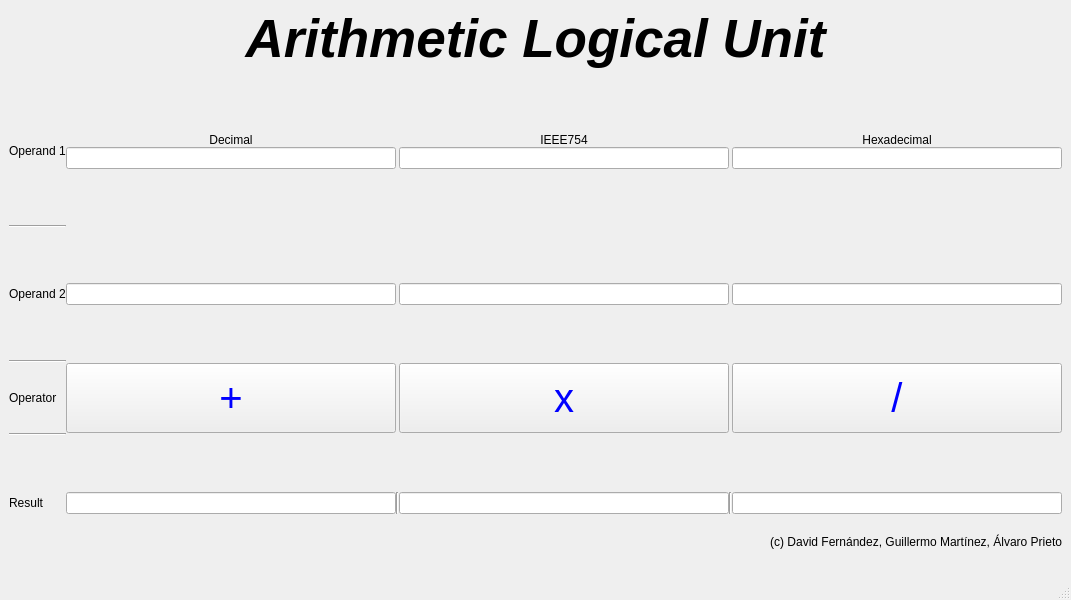
Apriea04/ARCO-ALU, file ALU/mainwindow.ui: the form before one commit.
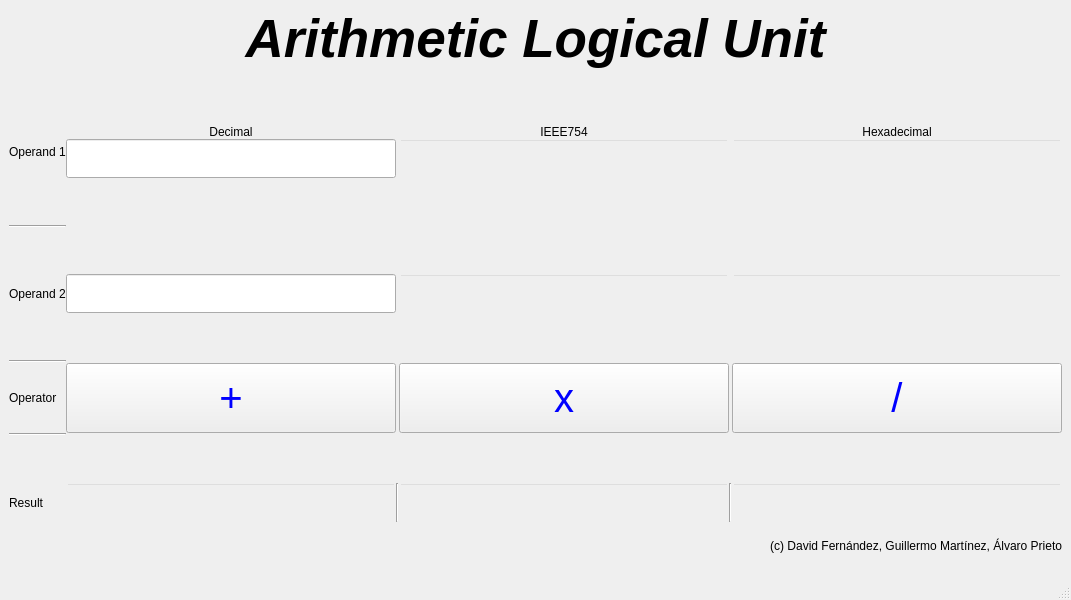
The form after the commit.

Commit message: Modify style in MainWindow

The edit to the form file:
```diff
--- a/ALU/mainwindow.ui
+++ b/ALU/mainwindow.ui
@@ -38,7 +38,19 @@
     <item row="1" column="0">
      <layout class="QGridLayout" name="gridLayout">
       <item row="3" column="1">
-       <widget class="QLineEdit" name="OP1Decimal"/>
+       <widget class="QLineEdit" name="OP1Decimal">
+        <property name="minimumSize">
+         <size>
+          <width>0</width>
+          <height>39</height>
+         </size>
+        </property>
+        <property name="font">
+         <font>
+          <pointsize>12</pointsize>
+         </font>
+        </property>
+       </widget>
       </item>
       <item row="10" column="1" rowspan="3">
        <widget class="QPushButton" name="AddButton">
@@ -79,6 +91,21 @@
       </item>
       <item row="15" column="1">
        <widget class="QLineEdit" name="ResultDecimal">
+        <property name="minimumSize">
+         <size>
+          <width>0</width>
+          <height>39</height>
+         </size>
+        </property>
+        <property name="font">
+         <font>
+          <pointsize>12</pointsize>
+          <bold>true</bold>
+         </font>
+        </property>
+        <property name="styleSheet">
+         <string notr="true">background: rgba(0,0,0,0);</string>
+        </property>
         <property name="readOnly">
          <bool>true</bool>
         </property>
@@ -86,6 +113,20 @@
       </item>
       <item row="7" column="5">
        <widget class="QLineEdit" name="OP2Hex">
+        <property name="minimumSize">
+         <size>
+          <width>0</width>
+          <height>39</height>
+         </size>
+        </property>
+        <property name="font">
+         <font>
+          <pointsize>12</pointsize>
+         </font>
+        </property>
+        <property name="styleSheet">
+         <string notr="true">background: rgba(0,0,0,0);</string>
+        </property>
         <property name="readOnly">
          <bool>true</bool>
         </property>
@@ -132,13 +173,6 @@
         </property>
        </widget>
       </item>
-      <item row="3" column="3">
-       <widget class="QLineEdit" name="OP1IEEE">
-        <property name="readOnly">
-         <bool>true</bool>
-        </property>
-       </widget>
-      </item>
       <item row="16" column="1">
        <spacer name="verticalSpacer_6">
         <property name="orientation">
@@ -154,6 +188,21 @@
       </item>
       <item row="15" column="5">
        <widget class="QLineEdit" name="ResultHex">
+        <property name="minimumSize">
+         <size>
+          <width>0</width>
+          <height>39</height>
+         </size>
+        </property>
+        <property name="font">
+         <font>
+          <pointsize>12</pointsize>
+          <bold>true</bold>
+         </font>
+        </property>
+        <property name="styleSheet">
+         <string notr="true">background: rgba(0,0,0,0);</string>
+        </property>
         <property name="readOnly">
          <bool>true</bool>
         </property>
@@ -168,6 +217,21 @@
       </item>
       <item row="15" column="3">
        <widget class="QLineEdit" name="ResultIEEE">
+        <property name="minimumSize">
+         <size>
+          <width>0</width>
+          <height>39</height>
+         </size>
+        </property>
+        <property name="font">
+         <font>
+          <pointsize>9</pointsize>
+          <bold>true</bold>
+         </font>
+        </property>
+        <property name="styleSheet">
+         <string notr="true">background: rgba(0,0,0,0);</string>
+        </property>
         <property name="readOnly">
          <bool>true</bool>
         </property>
@@ -230,6 +294,20 @@
       </item>
       <item row="3" column="5">
        <widget class="QLineEdit" name="OP1Hex">
+        <property name="minimumSize">
+         <size>
+          <width>0</width>
+          <height>39</height>
+         </size>
+        </property>
+        <property name="font">
+         <font>
+          <pointsize>12</pointsize>
+         </font>
+        </property>
+        <property name="styleSheet">
+         <string notr="true">background: rgba(0,0,0,0);</string>
+        </property>
         <property name="readOnly">
          <bool>true</bool>
         </property>
@@ -307,10 +385,36 @@
        </widget>
       </item>
       <item row="7" column="1">
-       <widget class="QLineEdit" name="OP2Decimal"/>
+       <widget class="QLineEdit" name="OP2Decimal">
+        <property name="minimumSize">
+         <size>
+          <width>0</width>
+          <height>39</height>
+         </size>
+        </property>
+        <property name="font">
+         <font>
+          <pointsize>12</pointsize>
+         </font>
+        </property>
+       </widget>
       </item>
       <item row="7" column="3">
        <widget class="QLineEdit" name="OP2IEEE">
+        <property name="minimumSize">
+         <size>
+          <width>0</width>
+          <height>39</height>
+         </size>
+        </property>
+        <property name="font">
+         <font>
+          <pointsize>9</pointsize>
+         </font>
+        </property>
+        <property name="styleSheet">
+         <string notr="true">background: rgba(0,0,0,0);</string>
+        </property>
         <property name="readOnly">
          <bool>true</bool>
         </property>
@@ -340,6 +444,27 @@
         </property>
        </widget>
       </item>
+      <item row="3" column="3">
+       <widget class="QLineEdit" name="OP1IEEE">
+        <property name="minimumSize">
+         <size>
+          <width>0</width>
+          <height>39</height>
+         </size>
+        </property>
+        <property name="font">
+         <font>
+          <pointsize>9</pointsize>
+         </font>
+        </property>
+        <property name="styleSheet">
+         <string notr="true">background: rgba(0,0,0,0);</string>
+        </property>
+        <property name="readOnly">
+         <bool>true</bool>
+        </property>
+       </widget>
+      </item>
      </layout>
     </item>
    </layout>
@@ -350,7 +475,7 @@
      <x>0</x>
      <y>0</y>
      <width>1071</width>
-     <height>25</height>
+     <height>20</height>
     </rect>
    </property>
   </widget>
```
